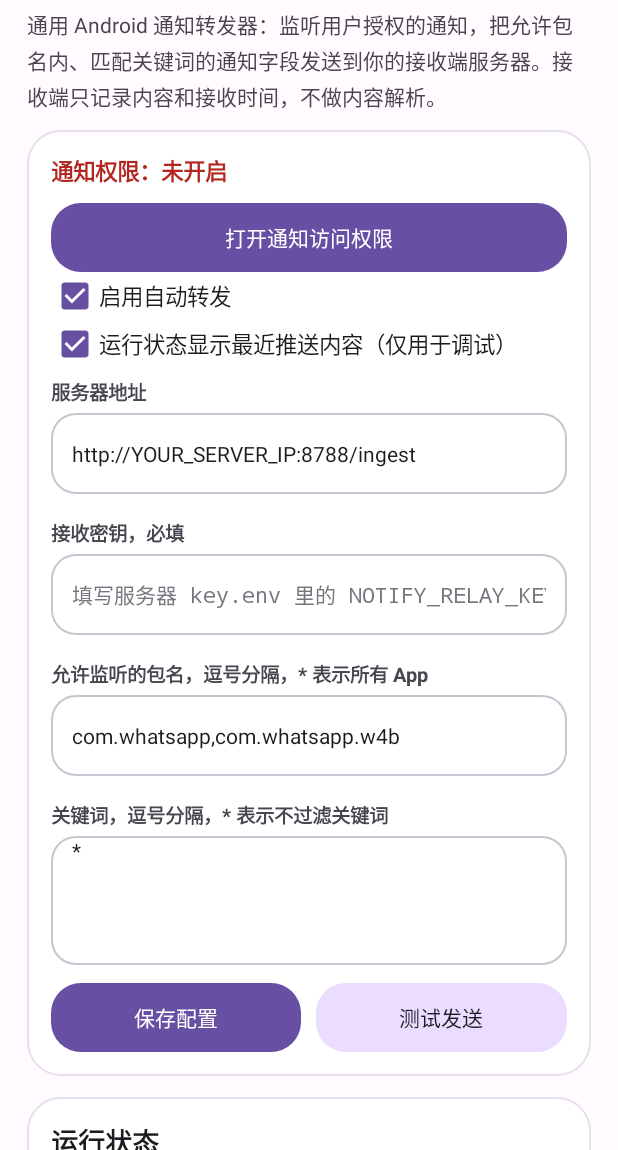
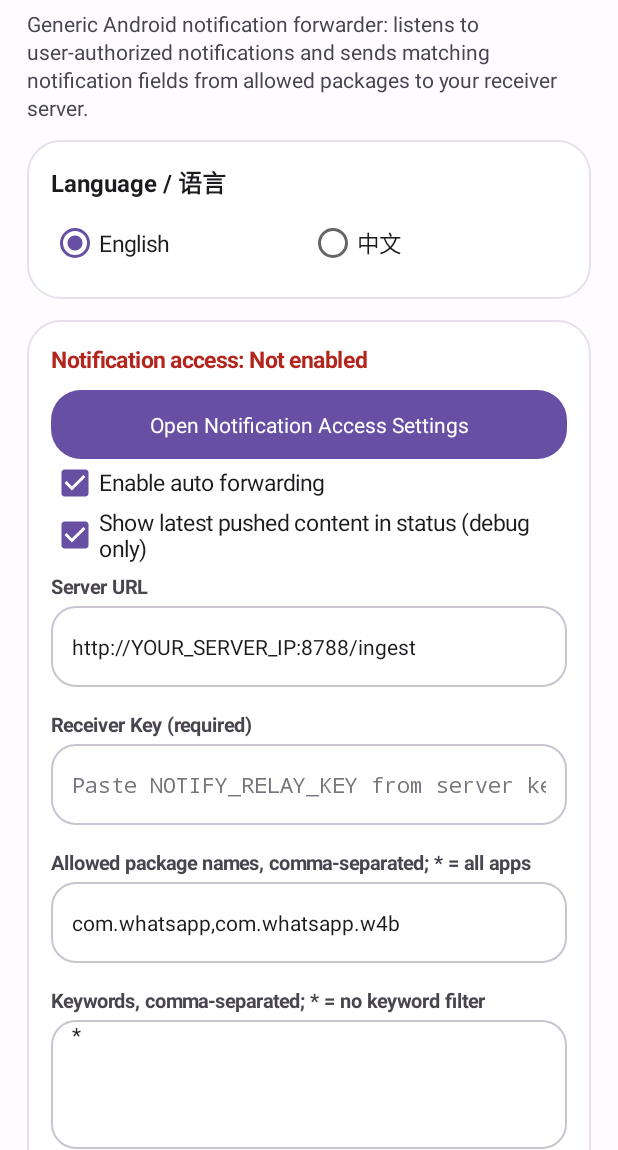
Before and after one commit to mgcnb666/notify-relay-bridge, an Android app: the screen it shows after launch (MainActivity), on a phone screen of 412 x 824 dp, the part 86-1236 px from its top. Run offline under Robolectric (Android 15) with nearby library versions, the light colour scheme and no system bars.

Commit message:
feat(android): add bilingual UI language switch

```diff
--- a/app/app/build.gradle
+++ b/app/app/build.gradle
@@ -7,7 +7,7 @@ android {
         applicationId 'com.notifyrelay.bridge'
         minSdk 23
         targetSdk 35
-        versionCode 2
-        versionName '1.1.0'
+        versionCode 3
+        versionName '1.2.0'
     }
 }
--- a/app/app/src/main/java/com/notifyrelay/bridge/MainActivity.java
+++ b/app/app/src/main/java/com/notifyrelay/bridge/MainActivity.java
@@ -14,6 +14,8 @@ import android.widget.Button;
 import android.widget.CheckBox;
 import android.widget.EditText;
 import android.widget.LinearLayout;
+import android.widget.RadioButton;
+import android.widget.RadioGroup;
 import android.widget.ScrollView;
 import android.widget.TextView;
 import android.widget.Toast;
@@ -23,12 +25,16 @@ import java.util.Date;
 import java.util.Locale;
 
 public class MainActivity extends Activity {
+    private static final int LANG_EN_ID = 1001;
+    private static final int LANG_ZH_ID = 1002;
+
     private EditText urlInput;
     private EditText keyInput;
     private EditText packagesInput;
     private EditText keywordsInput;
     private CheckBox enabledBox;
     private CheckBox showContentBox;
+    private RadioGroup languageGroup;
     private TextView permissionStatus;
     private TextView lastStatus;
 
@@ -45,6 +51,7 @@ public class MainActivity extends Activity {
     }
 
     private void buildUi() {
+        boolean en = isEnglish();
         ScrollView scroll = new ScrollView(this);
         scroll.setFillViewport(true);
         scroll.setBackgroundColor(Color.rgb(255, 251, 254));
@@ -56,63 +63,86 @@ public class MainActivity extends Activity {
 
         TextView title = text("Notify Relay Bridge", 26, Color.rgb(29, 27, 32), true);
         root.addView(title);
-        TextView sub = text("通用 Android 通知转发器：监听用户授权的通知，把允许包名内、匹配关键词的通知字段发送到你的接收端服务器。接收端只记录内容和接收时间，不做内容解析。", 14, Color.rgb(73, 69, 79), false);
+        TextView sub = text(t(
+                "Generic Android notification forwarder: listens to user-authorized notifications and sends matching notification fields from allowed packages to your receiver server.",
+                "通用 Android 通知转发器：监听用户授权的通知，把允许包名内、匹配关键词的通知字段发送到你的接收端服务器。接收端只记录内容和接收时间，不做内容解析。"),
+                14, Color.rgb(73, 69, 79), false);
         sub.setPadding(0, dp(6), 0, dp(12));
         root.addView(sub);
+
+        LinearLayout langCard = card();
+        root.addView(langCard, lp(-1, -2, 0, 0, 0, dp(14)));
+        langCard.addView(text("Language / 语言", 16, Color.rgb(29, 27, 32), true));
+        languageGroup = new RadioGroup(this);
+        languageGroup.setOrientation(RadioGroup.HORIZONTAL);
+        languageGroup.setPadding(0, dp(8), 0, 0);
+        RadioButton enBtn = radio("English", LANG_EN_ID);
+        RadioButton zhBtn = radio("中文", LANG_ZH_ID);
+        languageGroup.addView(enBtn, new RadioGroup.LayoutParams(0, dp(42), 1));
+        languageGroup.addView(zhBtn, new RadioGroup.LayoutParams(0, dp(42), 1));
+        languageGroup.check(en ? LANG_EN_ID : LANG_ZH_ID);
+        languageGroup.setOnCheckedChangeListener((group, checkedId) -> {
+            String lang = checkedId == LANG_ZH_ID ? RelayConfig.LANG_ZH : RelayConfig.LANG_EN;
+            if (!lang.equals(RelayConfig.language(this))) {
+                RelayConfig.setLanguage(this, lang);
+                buildUi();
+            }
+        });
+        langCard.addView(languageGroup);
 
         LinearLayout card = card();
         root.addView(card);
 
-        permissionStatus = text("通知权限：检查中", 15, Color.rgb(73, 69, 79), true);
+        permissionStatus = text(t("Notification access: checking", "通知访问权限：检查中"), 15, Color.rgb(73, 69, 79), true);
         card.addView(permissionStatus);
-        Button permBtn = button("打开通知访问权限", true);
+        Button permBtn = button(t("Open Notification Access Settings", "打开通知访问权限"), true);
         permBtn.setOnClickListener(v -> startActivity(new Intent(Settings.ACTION_NOTIFICATION_LISTENER_SETTINGS)));
         card.addView(permBtn, lp(-1, dp(46), 0, dp(10), 0, 0));
 
         enabledBox = new CheckBox(this);
-        enabledBox.setText("启用自动转发");
+        enabledBox.setText(t("Enable auto forwarding", "启用自动转发"));
         enabledBox.setTextSize(15);
         enabledBox.setTextColor(Color.rgb(29, 27, 32));
         enabledBox.setChecked(RelayConfig.enabled(this));
         card.addView(enabledBox);
 
         showContentBox = new CheckBox(this);
-        showContentBox.setText("运行状态显示最近推送内容（仅用于调试）");
+        showContentBox.setText(t("Show latest pushed content in status (debug only)", "运行状态显示最近推送内容（仅用于调试）"));
         showContentBox.setTextSize(15);
         showContentBox.setTextColor(Color.rgb(29, 27, 32));
         showContentBox.setChecked(RelayConfig.prefs(this).getBoolean(RelayConfig.KEY_SHOW_PUSH_CONTENT_LOCAL, true));
         card.addView(showContentBox);
 
-        urlInput = input("服务器 /ingest 地址，例如 http://服务器IP:8788/ingest", false);
+        urlInput = input(t("Server /ingest URL, e.g. http://SERVER_IP:8788/ingest", "服务器 /ingest 地址，例如 http://服务器IP:8788/ingest"), false);
         urlInput.setText(RelayConfig.url(this));
-        card.addView(label("服务器地址"));
+        card.addView(label(t("Server URL", "服务器地址")));
         card.addView(urlInput, lp(-1, dp(54), 0, 0, 0, dp(10)));
 
-        keyInput = input("填写服务器 key.env 里的 NOTIFY_RELAY_KEY", true);
+        keyInput = input(t("Paste NOTIFY_RELAY_KEY from server key.env", "填写服务器 key.env 里的 NOTIFY_RELAY_KEY"), true);
         keyInput.setText(RelayConfig.relayKey(this));
-        card.addView(label("接收密钥，必填"));
+        card.addView(label(t("Receiver Key (required)", "接收密钥，必填")));
         card.addView(keyInput, lp(-1, dp(54), 0, 0, 0, dp(10)));
 
-        packagesInput = input("com.whatsapp,com.whatsapp.w4b 或 *", false);
+        packagesInput = input("com.whatsapp,com.whatsapp.w4b or *", false);
         packagesInput.setText(RelayConfig.packages(this));
-        card.addView(label("允许监听的包名，逗号分隔，* 表示所有 App"));
+        card.addView(label(t("Allowed package names, comma-separated; * = all apps", "允许监听的包名，逗号分隔，* 表示所有 App")));
         card.addView(packagesInput, lp(-1, dp(54), 0, 0, 0, dp(10)));
 
-        keywordsInput = input("* 或 keyword1,keyword2", false);
+        keywordsInput = input(t("* or keyword1,keyword2", "* 或 keyword1,keyword2"), false);
         keywordsInput.setSingleLine(false);
         keywordsInput.setMinLines(2);
         keywordsInput.setGravity(Gravity.TOP | Gravity.START);
         keywordsInput.setText(RelayConfig.keywords(this));
-        card.addView(label("关键词，逗号分隔，* 表示不过滤关键词"));
+        card.addView(label(t("Keywords, comma-separated; * = no keyword filter", "关键词，逗号分隔，* 表示不过滤关键词")));
         card.addView(keywordsInput, lp(-1, dp(86), 0, 0, 0, dp(12)));
 
         LinearLayout row = new LinearLayout(this);
         row.setOrientation(LinearLayout.HORIZONTAL);
         card.addView(row);
-        Button save = button("保存配置", true);
+        Button save = button(t("Save", "保存配置"), true);
         save.setOnClickListener(v -> saveConfig(true));
         row.addView(save, new LinearLayout.LayoutParams(0, dp(46), 1));
-        Button test = button("测试发送", false);
+        Button test = button(t("Test Send", "测试发送"), false);
         test.setOnClickListener(v -> sendTest());
         LinearLayout.LayoutParams testLp = new LinearLayout.LayoutParams(0, dp(46), 1);
         testLp.leftMargin = dp(10);
@@ -121,12 +151,15 @@ public class MainActivity extends Activity {
         LinearLayout statusCard = card();
         LinearLayout.LayoutParams scLp = lp(-1, -2, 0, dp(14), 0, 0);
         root.addView(statusCard, scLp);
-        statusCard.addView(text("运行状态", 18, Color.rgb(29, 27, 32), true));
+        statusCard.addView(text(t("Status", "运行状态"), 18, Color.rgb(29, 27, 32), true));
         lastStatus = text("", 14, Color.rgb(73, 69, 79), false);
         lastStatus.setPadding(0, dp(8), 0, 0);
         statusCard.addView(lastStatus);
 
-        TextView note = text("提示：如果系统通知隐藏正文，App 只能收到类似“1 条新消息”的内容。把包名或关键词设为 * 会转发更多通知内容，请只在可信环境使用。", 13, Color.rgb(73, 69, 79), false);
+        TextView note = text(t(
+                "Tip: if Android hides notification content, this app may only receive text like “1 new message”. Setting packages or keywords to * forwards more notification content; use it only in trusted environments.",
+                "提示：如果系统通知隐藏正文，App 只能收到类似“1 条新消息”的内容。把包名或关键词设为 * 会转发更多通知内容，请只在可信环境使用。"),
+                13, Color.rgb(73, 69, 79), false);
         note.setPadding(0, dp(14), 0, 0);
         root.addView(note);
 
@@ -142,7 +175,7 @@ public class MainActivity extends Activity {
                 packagesInput.getText().toString(),
                 keywordsInput.getText().toString(),
                 showContentBox != null && showContentBox.isChecked());
-        if (toast) Toast.makeText(this, "已保存", Toast.LENGTH_SHORT).show();
+        if (toast) Toast.makeText(this, t("Saved", "已保存"), Toast.LENGTH_SHORT).show();
         refreshStatus();
     }
 
@@ -152,7 +185,7 @@ public class MainActivity extends Activity {
                 RelayConfig.url(this),
                 RelayConfig.relayKey(this),
                 (ok, http, error) -> runOnUiThread(() -> {
-                    Toast.makeText(this, ok ? "测试发送成功" : "测试发送失败", Toast.LENGTH_SHORT).show();
+                    Toast.makeText(this, ok ? t("Test sent successfully", "测试发送成功") : t("Test send failed", "测试发送失败"), Toast.LENGTH_SHORT).show();
                     refreshStatus();
                 }));
     }
@@ -160,12 +193,13 @@ public class MainActivity extends Activity {
     private void refreshStatus() {
         boolean granted = isNotificationAccessEnabled();
         if (permissionStatus != null) {
-            permissionStatus.setText("通知权限：" + (granted ? "已开启" : "未开启"));
+            permissionStatus.setText(t("Notification access: ", "通知访问权限：") + (granted ? t("Enabled", "已开启") : t("Not enabled", "未开启")));
             permissionStatus.setTextColor(granted ? Color.rgb(20, 108, 67) : Color.rgb(179, 38, 30));
         }
         if (lastStatus != null) {
             SharedPreferences p = RelayConfig.prefs(this);
-            String status = p.getString(RelayConfig.KEY_LAST_STATUS, "暂无转发记录");
+            String status = p.getString(RelayConfig.KEY_LAST_STATUS, "");
+            if (status == null || status.isEmpty()) status = t("No forwarding records yet", "暂无转发记录");
             String err = p.getString(RelayConfig.KEY_LAST_ERROR, "");
             int http = p.getInt(RelayConfig.KEY_LAST_HTTP, -1);
             int notificationLen = p.getInt(RelayConfig.KEY_LAST_NOTIFICATION_LEN, 0);
@@ -174,20 +208,27 @@ public class MainActivity extends Activity {
             long ts = p.getLong(RelayConfig.KEY_LAST_TS, 0L);
             String when = ts > 0 ? new SimpleDateFormat("yyyy-MM-dd HH:mm:ss", Locale.getDefault()).format(new Date(ts)) : "-";
             StringBuilder sb = new StringBuilder();
-            sb.append("自动转发：").append(RelayConfig.enabled(this) ? "启用" : "暂停").append('\n');
-            sb.append("最近状态：").append(status).append('\n');
-            sb.append("HTTP：").append(http).append('\n');
-            sb.append("推送内容：").append(showPushContent && pushContent != null && !pushContent.isEmpty() ? pushContent : contentHiddenLabel(notificationLen)).append('\n');
-            sb.append("通知内容长度：").append(notificationLen).append('\n');
-            sb.append("时间：").append(when);
-            if (err != null && !err.isEmpty()) sb.append('\n').append("错误：").append(err);
+            sb.append(t("Auto forwarding: ", "自动转发：")).append(RelayConfig.enabled(this) ? t("Enabled", "启用") : t("Paused", "暂停")).append('\n');
+            sb.append(t("Last status: ", "最近状态：")).append(displayStatus(status)).append('\n');
+            sb.append("HTTP: ").append(http).append('\n');
+            sb.append(t("Pushed content: ", "推送内容：")).append(showPushContent && pushContent != null && !pushContent.isEmpty() ? pushContent : contentHiddenLabel(notificationLen)).append('\n');
+            sb.append(t("Notification content length: ", "通知内容长度：")).append(notificationLen).append('\n');
+            sb.append(t("Time: ", "时间：")).append(when);
+            if (err != null && !err.isEmpty()) sb.append('\n').append(t("Error: ", "错误：")).append(err);
             lastStatus.setText(sb.toString());
         }
     }
 
+    private String displayStatus(String status) {
+        if (!isEnglish()) return status;
+        if ("success".equalsIgnoreCase(status)) return "Success";
+        if ("failed".equalsIgnoreCase(status)) return "Failed";
+        return status;
+    }
+
     private String contentHiddenLabel(int notificationLen) {
         if (notificationLen <= 0) return "-";
-        return "已隐藏（" + notificationLen + "字，打开上方调试开关后显示）";
+        return t("Hidden (", "已隐藏（") + notificationLen + t(" chars; enable the debug switch above to show)", "字，打开上方调试开关后显示）");
     }
 
     private boolean isNotificationAccessEnabled() {
@@ -249,12 +290,30 @@ public class MainActivity extends Activity {
         return b;
     }
 
+    private RadioButton radio(String s, int id) {
+        RadioButton r = new RadioButton(this);
+        r.setId(id);
+        r.setText(s);
+        r.setTextSize(15);
+        r.setTextColor(Color.rgb(29, 27, 32));
+        r.setGravity(Gravity.CENTER_VERTICAL);
+        return r;
+    }
+
     private LinearLayout.LayoutParams lp(int w, int h, int l, int t, int r, int b) {
         LinearLayout.LayoutParams p = new LinearLayout.LayoutParams(w, h);
         p.setMargins(l, t, r, b);
         return p;
     }
 
+    private boolean isEnglish() {
+        return RelayConfig.isEnglish(this);
+    }
+
+    private String t(String en, String zh) {
+        return isEnglish() ? en : zh;
+    }
+
     private int dp(int v) {
         return (int)(v * getResources().getDisplayMetrics().density + 0.5f);
     }
--- a/app/app/src/main/java/com/notifyrelay/bridge/RelayConfig.java
+++ b/app/app/src/main/java/com/notifyrelay/bridge/RelayConfig.java
@@ -11,6 +11,7 @@ final class RelayConfig {
     static final String KEY_PACKAGES = "packages";
     static final String KEY_KEYWORDS = "keywords";
     static final String KEY_SHOW_PUSH_CONTENT_LOCAL = "show_push_content_local";
+    static final String KEY_LANGUAGE = "language";
     static final String KEY_LAST_STATUS = "last_status";
     static final String KEY_LAST_ERROR = "last_error";
     static final String KEY_LAST_TS = "last_ts";
@@ -21,6 +22,9 @@ final class RelayConfig {
     static final String DEFAULT_URL = "http://YOUR_SERVER_IP:8788/ingest";
     static final String DEFAULT_PACKAGES = "com.whatsapp,com.whatsapp.w4b";
     static final String DEFAULT_KEYWORDS = "*";
+    static final String LANG_EN = "en";
+    static final String LANG_ZH = "zh";
+    static final String DEFAULT_LANGUAGE = "en";
 
     private RelayConfig() {}
 
@@ -46,6 +50,21 @@ final class RelayConfig {
 
     static String keywords(Context c) {
         return prefs(c).getString(KEY_KEYWORDS, DEFAULT_KEYWORDS);
+    }
+
+    static String language(Context c) {
+        String value = prefs(c).getString(KEY_LANGUAGE, DEFAULT_LANGUAGE);
+        if (LANG_ZH.equals(value)) return LANG_ZH;
+        return LANG_EN;
+    }
+
+    static boolean isEnglish(Context c) {
+        return LANG_EN.equals(language(c));
+    }
+
+    static void setLanguage(Context c, String language) {
+        String clean = LANG_ZH.equals(language) ? LANG_ZH : LANG_EN;
+        prefs(c).edit().putString(KEY_LANGUAGE, clean).apply();
     }
 
     static void save(Context c, boolean enabled, String url, String relayKey, String packages, String keywords, boolean showPushContentLocal) {
```
Also changed, not shown: app/app/src/main/java/com/notifyrelay/bridge/RelayPoster.java (+9 -5 lines), 4 other files.
